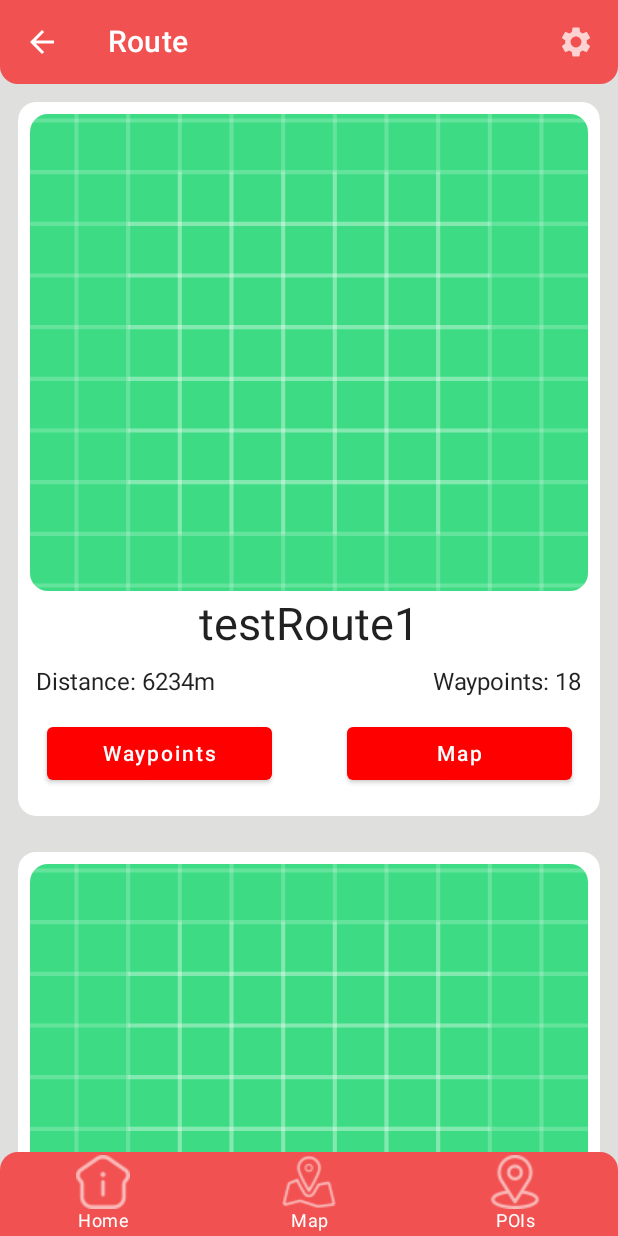
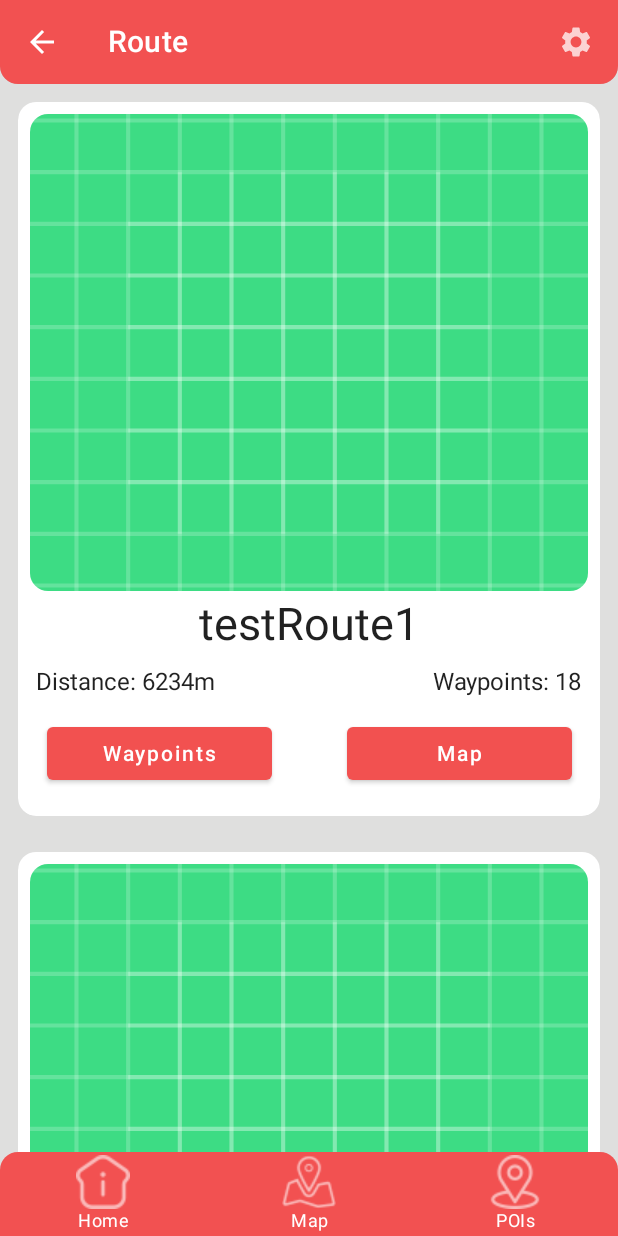
Before and after one commit to Somfic/2.2-Mobile-Development, an Android app built with Jetpack Compose: the RouteListScreen screen opened through its navigation route, on a phone screen of 412 x 824 dp. Run offline under Robolectric (Android 15) with nearby library versions, the phone set to English and light mode, and no system bars; libraries missing offline, so code that uses them is left out: org.osmdroid.bonuspack, org.osmdroid.config, org.osmdroid.tileprovider, org.osmdroid.util, org.osmdroid.views; 4 statements that could not run were skipped.

Commit message:
set routelist button colors to the correct color

```diff
--- a/app/src/main/java/com/example/mobile_development_2_2/gui/fragments/route/RouteListFragment.kt
+++ b/app/src/main/java/com/example/mobile_development_2_2/gui/fragments/route/RouteListFragment.kt
@@ -123,7 +123,13 @@ fun MessageRow(route: Route, onRouteClicked: () -> Unit, onPOIClicked: () -> Uni
                     onPOIClicked()
                 },
                 colors = ButtonDefaults.buttonColors(
-                    backgroundColor = Color.Red, contentColor = Color.White
+                    backgroundColor = Color(
+                        ContextCompat
+                            .getColor(
+                                LocalContext.current, R.color.colorPrimary
+                            )
+                            .dec()
+                    ), contentColor = Color.White
                 ), modifier = Modifier
                     .width(150.dp)
                     .height(35.dp)
@@ -145,7 +151,13 @@ fun MessageRow(route: Route, onRouteClicked: () -> Unit, onPOIClicked: () -> Uni
                     onRouteClicked()
                 },
                 colors = ButtonDefaults.buttonColors(
-                    backgroundColor = Color.Red, contentColor = Color.White
+                    backgroundColor = Color(
+                        ContextCompat
+                            .getColor(
+                                LocalContext.current, R.color.colorPrimary
+                            )
+                            .dec()
+                    ), contentColor = Color.White
                 ), modifier = Modifier
                     .width(150.dp)
                     .height(35.dp)
```
